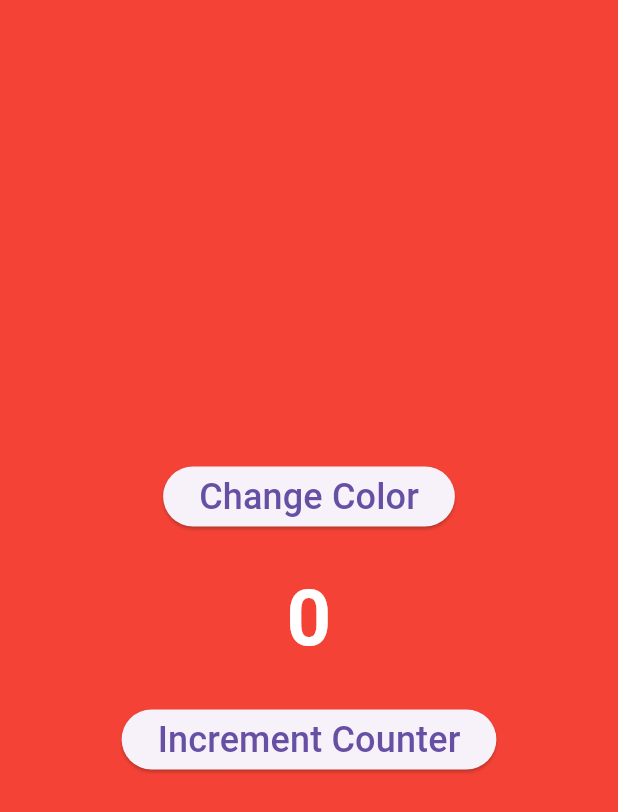
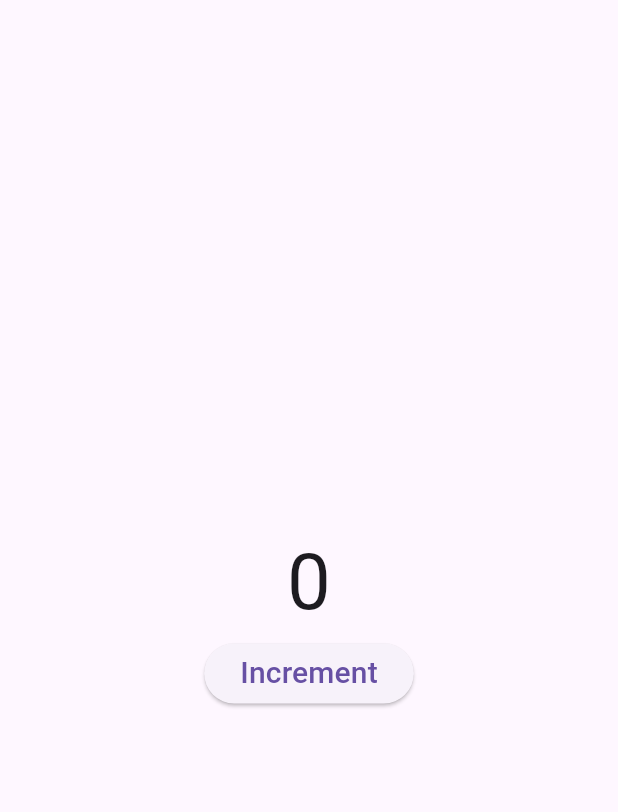
Before and after one commit to yhan0704/flutter_bloc_counter, a Flutter app: the screen it shows after launch, on a phone screen of 412 x 824 dp. Shown: the top 812 px of the screen. Run offline on Flutter 3.47's test engine with Material 3 defaults, Android fonts, the phone set to English and light mode, and no system bars; our stand-ins replace bloc, equatable, flutter_bloc.

Commit message:
Bloc Access:context

```diff
--- a/lib/blocs/color/color_bloc.dart
+++ /dev/null
@@ -1,24 +0,0 @@
-import 'package:bloc/bloc.dart';
-import 'package:equatable/equatable.dart';
-import 'package:flutter/material.dart';
-
-part 'color_event.dart';
-part 'color_state.dart';
-
-class ColorBloc extends Bloc<ColorEvent, ColorState> {
-  ColorBloc() : super(ColorState.initial()) {
-    on<ChangeColorEvent>((_changeColor));
-  }
-
-  void _changeColor(ChangeColorEvent event, Emitter<ColorState> emit) {
-    if (state.color == Colors.red) {
-      emit(state.copyWith(color: Colors.green));
-    } else if (state.color == Colors.green) {
-      emit(state.copyWith(color: Colors.blue));
-    } else if (state.color == Colors.blue) {
-      emit(state.copyWith(color: Colors.black));
-    } else if (state.color == Colors.black) {
-      emit(state.copyWith(color: Colors.red));
-    }
-  }
-}
--- a/lib/blocs/color/color_event.dart
+++ /dev/null
@@ -1,10 +0,0 @@
-part of 'color_bloc.dart';
-
-abstract class ColorEvent extends Equatable {
-  const ColorEvent();
-
-  @override
-  List<Object> get props => [];
-}
-
-class ChangeColorEvent extends ColorEvent {}
--- a/lib/blocs/color/color_state.dart
+++ /dev/null
@@ -1,26 +0,0 @@
-part of 'color_bloc.dart';
-
-class ColorState extends Equatable {
-  final Color color;
-  ColorState({
-    required this.color,
-  });
-
-  factory ColorState.initial() {
-    return ColorState(color: Colors.red);
-  }
-
-  @override
-  List<Object> get props => [color];
-
-  @override
-  String toString() => 'ColorState(color: $color)';
-
-  ColorState copyWith({
-    Color? color,
-  }) {
-    return ColorState(
-      color: color ?? this.color,
-    );
-  }
-}
--- a/lib/blocs/counter/counter_bloc.dart
+++ /dev/null
@@ -1,30 +0,0 @@
-import 'dart:async';
-
-import 'package:bloc/bloc.dart';
-import 'package:equatable/equatable.dart';
-
-part 'counter_event.dart';
-part 'counter_state.dart';
-
-class CounterBloc extends Bloc<CounterEvent, CounterState> {
-  int incrementSize = 1;
-
-  CounterBloc() : super(CounterState.initial()) {
-    // colorSubscription = colorBloc.stream.listen((ColorState colorState) {
-    // if (colorState.color == Colors.red) {
-    //   incrementSize = 1;
-    // } else if (colorState.color == Colors.green) {
-    //   incrementSize = 10;
-    // } else if (colorState.color == Colors.blue) {
-    //   incrementSize = 100;
-    // } else if (colorState.color == Colors.black) {
-    //   incrementSize = -100;
-    //   add(ChangeCounterEvent());
-    // }
-    // });
-
-    on<ChangeCounterEvent>((event, emit) {
-      emit(state.copyWith(counter: state.counter + event.incrementSize));
-    });
-  }
-}
--- a/lib/blocs/counter/counter_event.dart
+++ /dev/null
@@ -1,19 +0,0 @@
-// ignore_for_file: public_member_api_docs, sort_constructors_first
-part of 'counter_bloc.dart';
-
-abstract class CounterEvent extends Equatable {
-  const CounterEvent();
-
-  @override
-  List<Object> get props => [];
-}
-
-class ChangeCounterEvent extends CounterEvent {
-  final int incrementSize;
-  ChangeCounterEvent({
-    required this.incrementSize,
-  });
-
-  @override
-  List<Object> get props => [incrementSize];
-}
--- /dev/null
+++ b/lib/counter/counter_cubit.dart
@@ -0,0 +1,12 @@
+import 'package:bloc/bloc.dart';
+import 'package:equatable/equatable.dart';
+
+part 'counter_state.dart';
+
+class CounterCubit extends Cubit<CounterState> {
+  CounterCubit() : super(CounterState(counter: 0));
+
+  void increment() {
+    emit(state.copyWith(counter: state.counter + 1));
+  }
+}
--- a/lib/blocs/counter/counter_state.dart
+++ b/lib/counter/counter_state.dart
@@ -1,14 +1,10 @@
-part of 'counter_bloc.dart';
+part of 'counter_cubit.dart';
 
 class CounterState extends Equatable {
   final int counter;
   CounterState({
     required this.counter,
   });
-
-  factory CounterState.initial() {
-    return CounterState(counter: 0);
-  }
 
   @override
   List<Object> get props => [counter];
--- a/lib/cubits/color/color_cubit.dart
+++ /dev/null
@@ -1,21 +0,0 @@
-import 'package:bloc/bloc.dart';
-import 'package:equatable/equatable.dart';
-import 'package:flutter/material.dart';
-
-part 'color_state.dart';
-
-class ColorCubit extends Cubit<ColorState> {
-  ColorCubit() : super(ColorState.initial());
-
-  void changeColor() {
-    if (state.color == Colors.red) {
-      emit(state.copyWith(color: Colors.green));
-    } else if (state.color == Colors.green) {
-      emit(state.copyWith(color: Colors.blue));
-    } else if (state.color == Colors.blue) {
-      emit(state.copyWith(color: Colors.black));
-    } else if (state.color == Colors.black) {
-      emit(state.copyWith(color: Colors.red));
-    }
-  }
-}
--- a/lib/cubits/color/color_state.dart
+++ /dev/null
@@ -1,26 +0,0 @@
-part of 'color_cubit.dart';
-
-class ColorState extends Equatable {
-  final Color color;
-  ColorState({
-    required this.color,
-  });
-
-  factory ColorState.initial() {
-    return ColorState(color: Colors.red);
-  }
-
-  @override
-  List<Object> get props => [color];
-
-  @override
-  String toString() => 'ColorState(color: $color)';
-
-  ColorState copyWith({
-    Color? color,
-  }) {
-    return ColorState(
-      color: color ?? this.color,
-    );
-  }
-}
--- a/lib/cubits/counter/counter_cubit.dart
+++ /dev/null
@@ -1,42 +0,0 @@
-import 'dart:async';
-
-import 'package:bloc/bloc.dart';
-import 'package:equatable/equatable.dart';
-import 'package:flutter/material.dart';
-
-import '../color/color_cubit.dart';
-
-part 'counter_state.dart';
-
-class CounterCubit extends Cubit<CounterState> {
-  int incrementSize = 1;
-  final ColorCubit colorCubit;
-  late final StreamSubscription colorSubscription;
-
-  CounterCubit({
-    required this.colorCubit,
-  }) : super(CounterState.initial()) {
-    colorSubscription = colorCubit.stream.listen((ColorState colorState) {
-      if (colorState.color == Colors.red) {
-        incrementSize = 1;
-      } else if (colorState.color == Colors.green) {
-        incrementSize = 10;
-      } else if (colorState.color == Colors.blue) {
-        incrementSize = 100;
-      } else if (colorState.color == Colors.black) {
-        emit(state.copyWith(counter: state.counter - 100));
-        incrementSize = -100;
-      }
-    });
-  }
-
-  void changeCounter() {
-    emit(state.copyWith(counter: state.counter + incrementSize));
-  }
-
-  @override
-  Future<void> close() {
-    colorSubscription.cancel();
-    return super.close();
-  }
-}
--- a/lib/cubits/counter/counter_state.dart
+++ /dev/null
@@ -1,26 +0,0 @@
-part of 'counter_cubit.dart';
-
-class CounterState extends Equatable {
-  final int counter;
-  CounterState({
-    required this.counter,
-  });
-
-  factory CounterState.initial() {
-    return CounterState(counter: 0);
-  }
-
-  @override
-  List<Object> get props => [counter];
-
-  @override
-  String toString() => 'CounterState(counter: $counter)';
-
-  CounterState copyWith({
-    int? counter,
-  }) {
-    return CounterState(
-      counter: counter ?? this.counter,
-    );
-  }
-}
--- a/lib/main.dart
+++ b/lib/main.dart
@@ -1,8 +1,7 @@
 import 'package:flutter/material.dart';
 import 'package:flutter_bloc/flutter_bloc.dart';
 
-import 'blocs/color/color_bloc.dart';
-import 'blocs/counter/counter_bloc.dart';
+import 'counter/counter_cubit.dart';
 
 void main() {
   runApp(const MyApp());
@@ -13,93 +12,57 @@ class MyApp extends StatelessWidget {
 
   @override
   Widget build(BuildContext context) {
-    return MultiBlocProvider(
-      providers: [
-        BlocProvider<ColorBloc>(
-          create: (context) => ColorBloc(),
-        ),
-        BlocProvider<CounterBloc>(
-          create: (context) => CounterBloc(),
-        ),
-      ],
-      child: MaterialApp(
-        title: 'bloc2bloc',
+    return MaterialApp(
+      title: 'Bloc Context',
       debugShowCheckedModeBanner: false,
       theme: ThemeData(
         primarySwatch: Colors.blue,
       ),
       home: const MyHomePage(),
+    );
+  }
+}
+
+class MyHomePage extends StatelessWidget {
+  const MyHomePage({Key? key}) : super(key: key);
+
+  @override
+  Widget build(BuildContext context) {
+    return Scaffold(
+      body: Center(
+        child: BlocProvider(
+          create: (context) => CounterCubit(),
+          child: ChildWidget(),
+        ),
       ),
     );
   }
 }
 
-class MyHomePage extends StatefulWidget {
-  const MyHomePage({Key? key}) : super(key: key);
+class ChildWidget extends StatelessWidget {
+  const ChildWidget({
+    super.key,
+  });
 
   @override
-  State<MyHomePage> createState() => _MyHomePageState();
-}
-
-class _MyHomePageState extends State<MyHomePage> {
-  int incrementSize = 1;
-  @override
   Widget build(BuildContext context) {
-    return BlocListener<ColorBloc, ColorState>(
-      listener: (context, colorState) {
-        if (colorState.color == Colors.red) {
-          incrementSize = 1;
-        } else if (colorState.color == Colors.green) {
-          incrementSize = 10;
-        } else if (colorState.color == Colors.blue) {
-          incrementSize = 100;
-        } else if (colorState.color == Colors.black) {
-          incrementSize = -100;
-          context
-              .read<CounterBloc>()
-              .add(ChangeCounterEvent(incrementSize: incrementSize));
-        }
-      },
-      child: Scaffold(
-        backgroundColor: context.watch<ColorBloc>().state.color,
-        body: Center(
-          child: Column(
+    return Column(
       mainAxisAlignment: MainAxisAlignment.center,
       children: [
+        Text(
+          '${BlocProvider.of<CounterCubit>(context, listen: true).state.counter}',
+          style: TextStyle(fontSize: 52.0),
+        ),
         ElevatedButton(
           child: Text(
-                  'Change Color',
-                  style: TextStyle(fontSize: 24.0),
+            'Increment',
+            style: TextStyle(fontSize: 20.0),
           ),
           onPressed: () {
-                  context.read<ColorBloc>().add(ChangeColorEvent());
+            BlocProvider.of<CounterCubit>(context).increment();
           },
-              ),
-              SizedBox(height: 20.0),
-              Text(
-                '${context.watch<CounterBloc>().state.counter}',
-                style: TextStyle(
-                  fontSize: 52.0,
-                  fontWeight: FontWeight.bold,
-                  color: Colors.white,
-                ),
-              ),
-              SizedBox(height: 20.0),
-              ElevatedButton(
-                child: Text(
-                  'Increment Counter',
-                  style: TextStyle(fontSize: 24.0),
-                ),
-                onPressed: () {
-                  context
-                      .read<CounterBloc>()
-                      .add(ChangeCounterEvent(incrementSize: incrementSize));
-                },
-              ),
+        )
       ],
-          ),
-        ),
-      ),
     );
   }
 }
```
Lines whose indentation alone changed are shown as unchanged.
